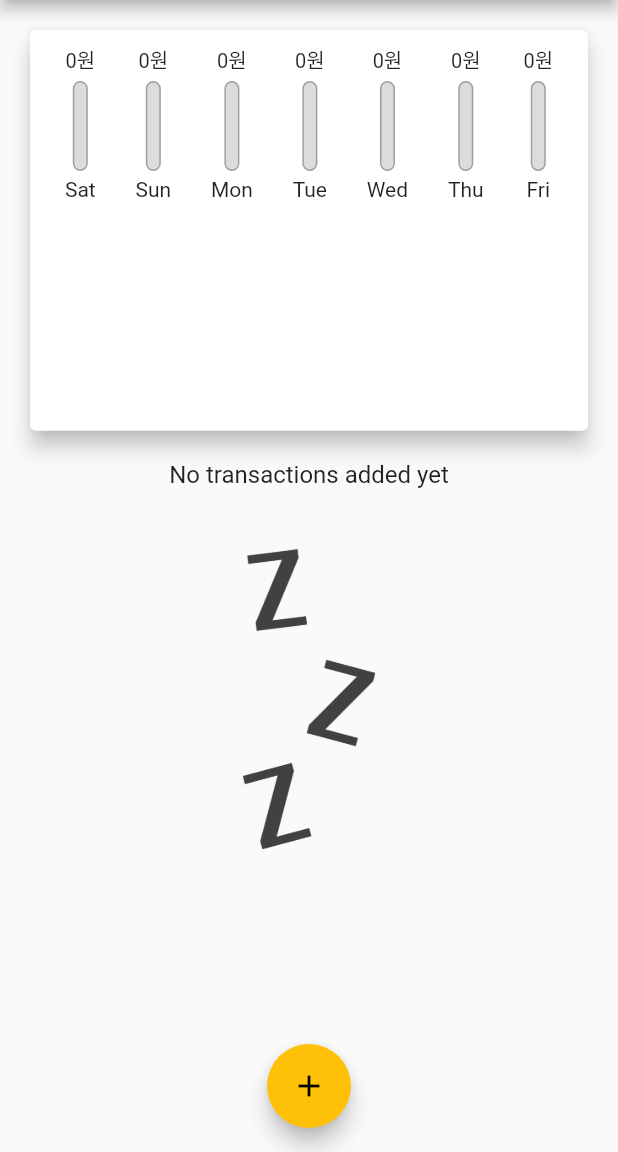
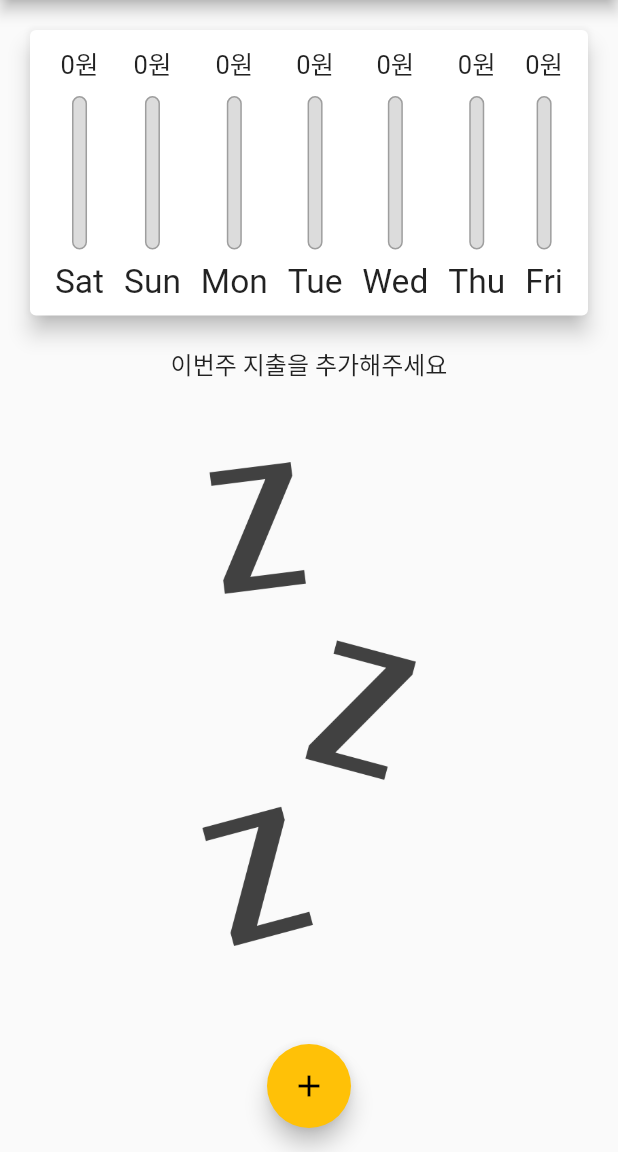
Before and after one commit to Tchaikovsky1114/flutter-expenses, a Flutter app: the screen it shows after launch, on a phone screen of 412 x 824 dp, the part 84-1236 px from its top. Run offline on Flutter 3.47's test engine with Material 2 defaults, Android fonts, the phone set to English and light mode, and no system bars; our stand-ins replace timezone; Roboto replaces fonts that are missing (Wandohope).

Commit message:
feat: 미디어쿼리 및 LayoutBuilder 적용

```diff
--- a/lib/chart_bar.dart
+++ b/lib/chart_bar.dart
@@ -10,19 +10,20 @@ class ChartBar extends StatelessWidget {
 
   @override
   Widget build(BuildContext context) {
+    return LayoutBuilder(builder: (ctx, constraints) {
       return Column(
         children: [
           SizedBox(
-          height: 20,
+            height: constraints.maxHeight * 0.15,
             child: FittedBox(
               child: Text('${spendingAmount.toStringAsFixed(0)}원'),
             ),
           ),
-        const SizedBox(
-          height: 4,
+          SizedBox(
+            height: constraints.maxHeight * 0.05,
           ),
           SizedBox(
-          height: 60,
+            height: constraints.maxHeight * 0.6,
             width: 10,
             child: Stack(
               children: [
@@ -49,11 +50,17 @@ class ChartBar extends StatelessWidget {
               ],
             ),
           ),
-        const SizedBox(
-          height: 4,
+          SizedBox(
+            height: constraints.maxHeight * 0.05,
           ),
-        Text(label),
+          SizedBox(
+            height: constraints.maxHeight * 0.15,
+            child: FittedBox(
+              child: Text(label),
+            ),
+          ),
         ],
       );
+    });
   }
 }
--- a/lib/main.dart
+++ b/lib/main.dart
@@ -9,6 +9,11 @@ import 'package:timezone/data/latest.dart' as tz;
 void main() {
   WidgetsFlutterBinding.ensureInitialized();
   tz.initializeTimeZones();
+  // 가로모드를 사용하지 않을 때 사용한다.
+  // SystemChrome.setPreferredOrientations([
+  //   DeviceOrientation.portraitUp,
+  //   DeviceOrientation.portraitDown,
+  // ]);
   runApp(const MaterialApp(home: MyApp()));
 }
 
@@ -40,6 +45,8 @@ class _MyAppState extends State<MyApp> {
     });
   }
 
+  bool _showChart = false;
+
   List<Transaction> get _recentTransaction {
     return userTransaction.where((tx) {
       return tx.date.isAfter(DateTime.now().subtract(const Duration(days: 7)));
@@ -59,6 +66,8 @@ class _MyAppState extends State<MyApp> {
 
   @override
   Widget build(BuildContext context) {
+    final isLandscape =
+        MediaQuery.of(context).orientation == Orientation.landscape;
     final appBar = AppBar(
       title: const Text(
         'Expenses',
@@ -80,6 +89,16 @@ class _MyAppState extends State<MyApp> {
           ),
         )
       ],
+    );
+    final txListWidget = SizedBox(
+      height: (MediaQuery.of(context).size.height -
+              MediaQuery.of(context).padding.top -
+              appBar.preferredSize.height) *
+          0.7,
+      child: TransactionList(
+        userTransaction: userTransaction,
+        deleteTransaction: _deleteTransaction,
+      ),
     );
     return MaterialApp(
       title: 'Expenses',
@@ -118,23 +137,40 @@ class _MyAppState extends State<MyApp> {
             mainAxisAlignment: MainAxisAlignment.start,
             crossAxisAlignment: CrossAxisAlignment.center,
             children: [
+              if (isLandscape)
+                Row(
+                  mainAxisAlignment: MainAxisAlignment.center,
+                  children: [
+                    const Text('차트 보기'),
+                    Switch(
+                      value: _showChart,
+                      onChanged: (value) {
+                        setState(() {
+                          _showChart = value;
+                        });
+                      },
+                    ),
+                  ],
+                ),
+              if (!isLandscape)
                 SizedBox(
                   height: (MediaQuery.of(context).size.height -
                           MediaQuery.of(context).padding.top -
                           appBar.preferredSize.height) *
-                    0.4,
+                      0.3,
                   child: Chart(_recentTransaction),
                 ),
-              SizedBox(
+              if (!isLandscape) txListWidget,
+              if (isLandscape)
+                _showChart
+                    ? SizedBox(
                         height: (MediaQuery.of(context).size.height -
                                 MediaQuery.of(context).padding.top -
                                 appBar.preferredSize.height) *
-                    0.6,
-                child: TransactionList(
-                  userTransaction: userTransaction,
-                  deleteTransaction: _deleteTransaction,
-                ),
+                            0.8,
+                        child: Chart(_recentTransaction),
                       )
+                    : txListWidget
             ],
           ),
         ),
--- a/lib/new_transaction.dart
+++ b/lib/new_transaction.dart
@@ -46,17 +46,21 @@ class _NewTransactionState extends State<NewTransaction> {
         _selectedDate = pickedDate;
       });
     });
-    print('...');
   }
 
   @override
   Widget build(BuildContext context) {
-    return Card(
+    return SingleChildScrollView(
+      child: Card(
         elevation: 2,
         child: Container(
-        height: 400,
           alignment: Alignment.center,
-        padding: const EdgeInsets.all(10),
+          padding: EdgeInsets.only(
+            top: 10,
+            left: 10,
+            right: 10,
+            bottom: MediaQuery.of(context).viewInsets.bottom + 10,
+          ),
           child: Column(
             mainAxisAlignment: MainAxisAlignment.start,
             crossAxisAlignment: CrossAxisAlignment.end,
@@ -120,6 +124,7 @@ class _NewTransactionState extends State<NewTransaction> {
             ],
           ),
         ),
+      ),
     );
   }
 }
--- a/lib/transaction_list.dart
+++ b/lib/transaction_list.dart
@@ -12,22 +12,26 @@ class TransactionList extends StatelessWidget {
   @override
   Widget build(BuildContext context) {
     return userTransaction.isEmpty
-        ? Column(
+        ? LayoutBuilder(
+            builder: (ctx, constraint) {
+              return Column(
                 children: [
                   Text(
-                'No transactions added yet',
+                    '이번주 지출을 추가해주세요',
                     style: Theme.of(context).textTheme.titleMedium,
                   ),
-              const SizedBox(
-                height: 40,
+                  SizedBox(
+                    height: constraint.maxHeight * 0.1,
                   ),
                   SizedBox(
-                  height: 200,
+                      height: constraint.maxHeight * 0.6,
                       child: Image.asset(
                         'assets/images/waiting.png',
                         fit: BoxFit.cover,
                       )),
                 ],
+              );
+            },
           )
         : ListView.builder(
             itemBuilder: (context, index) {
```
Lines whose indentation alone changed are shown as unchanged.
